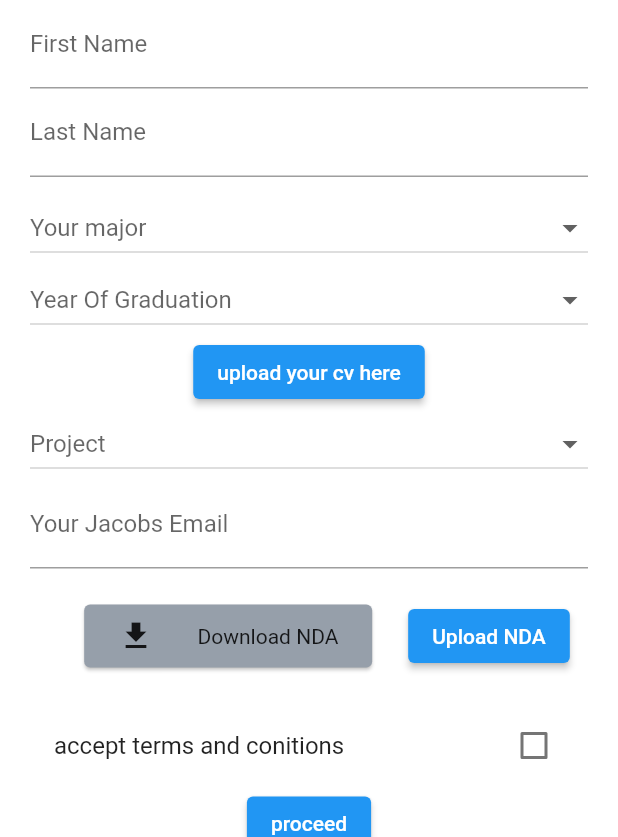
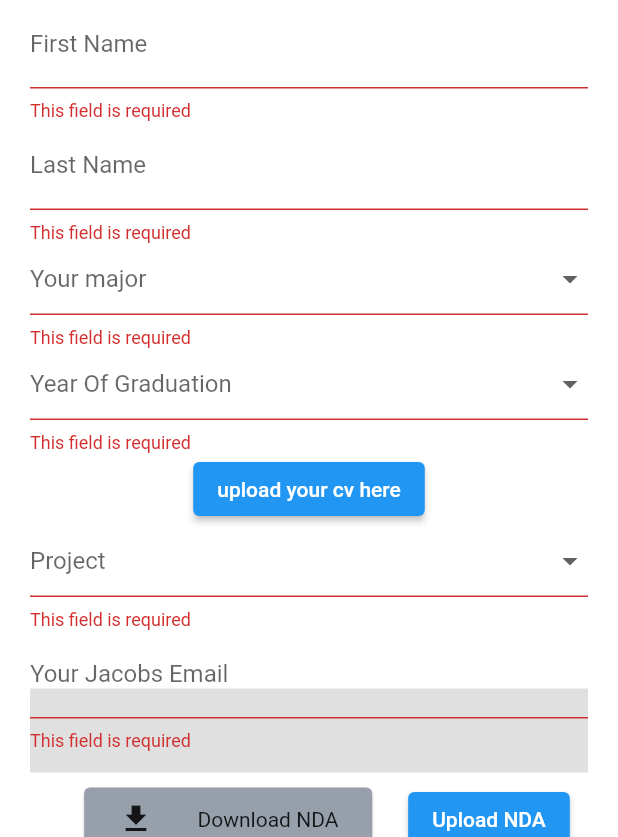
Before and after one commit to tejchu/fintech-registration-app, a Flutter app: the screen it shows after launch, after a tap on "proceed", on a phone screen of 412 x 824 dp, the part 399-1236 px from its top. Run offline on Flutter 3.47's test engine with Material 2 defaults, Android fonts, the light colour scheme and no system bars; missing offline and left inert: universal_html.

Commit message:
validation of fields

```diff
--- a/lib/components/customizable_dropdown_menu.dart
+++ b/lib/components/customizable_dropdown_menu.dart
@@ -1,4 +1,3 @@
-import 'package:fintech_registration_app/models/majors.dart';
 import 'package:flutter/material.dart';
 
 class CustomizableDropdownButton extends StatefulWidget {
@@ -29,7 +28,15 @@ class _CustomizableDropdownButtonState
 
   @override
   Widget build(BuildContext context) {
-    return DropdownButton(
+    return DropdownButtonFormField(
+      autovalidateMode: AutovalidateMode.onUserInteraction,
+      validator: (value) {
+        if (value == widget.initialValue || value == null ) {
+          return "This field is required";
+        } else {
+          return null;
+        }
+      },
       isExpanded: true,
       items: List.generate(
         widget.list.length,
@@ -38,12 +45,13 @@ class _CustomizableDropdownButtonState
           child: Text(widget.list[index]),
         ),
       ),
-      hint: Text((valueChanged) ? selectedMajor : widget.initialValue),
+      hint: (valueChanged) ? null : Text(widget.initialValue),
+      value: (valueChanged) ? selectedMajor : null,
       onChanged: (String? selection) {
         setState(() {
           valueChanged = true;
           selectedMajor = selection!;
-          print(selectedMajor);
+          // print(selectedMajor);
         });
       },
     );
--- a/lib/components/customizable_text_field.dart
+++ b/lib/components/customizable_text_field.dart
@@ -4,17 +4,28 @@ class CustomizableTextField extends StatelessWidget {
   final String? initialValue;
   final String labelText;
   late TextEditingController controller;
+  final String? Function(String?)? validator;
+  final void Function()? onEditingComplete;
+  final AutovalidateMode autovalidateMode;
 
   CustomizableTextField(
-      {Key? key, this.initialValue, required this.labelText, required this.controller})
+      {Key? key,
+      this.initialValue,
+      required this.labelText,
+      required this.controller,
+      required this.validator, required this.onEditingComplete, required this.autovalidateMode})
       : super(key: key);
 
   @override
   Widget build(BuildContext context) {
     return TextFormField(
+      autovalidateMode: autovalidateMode,
+      key: key,
       controller: controller,
       initialValue: initialValue,
       textCapitalization: TextCapitalization.words,
+      validator: validator,
+      onEditingComplete: onEditingComplete,
       decoration: InputDecoration(
         labelText: labelText,
       ),
--- a/lib/main.dart
+++ b/lib/main.dart
@@ -1,4 +1,3 @@
-import 'package:fintech_registration_app/screens/landing_page.dart';
 import 'package:fintech_registration_app/screens/registration_form_page.dart';
 import 'package:flutter/material.dart';
 
@@ -12,7 +11,7 @@ class MyApp extends StatelessWidget {
   // This widget is the root of your application.
   @override
   Widget build(BuildContext context) {
-    return const MaterialApp(
+    return MaterialApp(
       debugShowCheckedModeBanner: false,
       title: 'Registration: FinTech',
       home: RegistrationFormPage(),
--- a/lib/screens/registration_form_page.dart
+++ b/lib/screens/registration_form_page.dart
@@ -1,12 +1,9 @@
-import 'dart:ui';
-
-import 'package:fintech_registration_app/components/customizable_dropdown_menu.dart';
 import 'package:fintech_registration_app/components/customizable_text_field.dart';
-import 'package:fintech_registration_app/models/majors.dart';
-import 'package:fintech_registration_app/models/projects.dart';
 import 'package:fintech_registration_app/screens/landing_page.dart';
 import 'package:flutter/material.dart';
-
+import '../components/customizable_dropdown_menu.dart';
+import '../models/majors.dart';
+import '../models/projects.dart';
 import '../models/years.dart';
 import '../services/download_service.dart';
 
@@ -23,6 +20,8 @@ class _RegistrationFormPageState extends State<RegistrationFormPage> {
   TextEditingController email = TextEditingController();
   final Major = GlobalKey();
   bool? myValue = false;
+  final GlobalKey<FormState> _formFieldKey = GlobalKey<FormState>();
+  ValueKey<bool> checkKey = ValueKey(false);
 
   @override
   Widget build(BuildContext context) {
@@ -44,20 +43,36 @@ class _RegistrationFormPageState extends State<RegistrationFormPage> {
                 width: 200,
               ),
               Form(
+                key: _formFieldKey,
                 child: Column(
                   children: [
                     CustomizableTextField(
-                      key: const Key('FirstName'),
                       labelText: 'First Name',
                       controller: firstName,
+                      onEditingComplete: () {
+                        //formFieldKey.currentState!.validate();
+                      },
+                      validator: (value) {
+                        if (value == null || value.isEmpty) {
+                          return "This field is required";
+                        }
+                        return null;
+                      },
+                      autovalidateMode: AutovalidateMode.onUserInteraction,
                     ),
                     CustomizableTextField(
-                      key: const Key('LastName'),
                       labelText: 'Last Name',
                       controller: lastName,
-                    ),
-                    const SizedBox(
-                      height: 10,
+                      onEditingComplete: () {
+                        //formFieldKey.currentState!.validate();
+                      },
+                      validator: (value) {
+                        if (value == null || value.isEmpty) {
+                          return "This field is required";
+                        }
+                        return null;
+                      },
+                      autovalidateMode: AutovalidateMode.onUserInteraction,
                     ),
                     CustomizableDropdownButton(
                       list: majors,
@@ -76,9 +91,21 @@ class _RegistrationFormPageState extends State<RegistrationFormPage> {
                       initialValue: 'Project',
                     ),
                     CustomizableTextField(
-                      key: const Key('Email'),
                       labelText: 'Your Jacobs Email',
                       controller: email,
+                      onEditingComplete: () {
+                       // formFieldKey.currentState!.validate();
+                      },
+                      validator: (value) {
+                        if (value == null || value.isEmpty) {
+                          return "This field is required";
+                        } else if (!value.endsWith('@jacobs-university.de')) {
+                          return "Please enter a valid Jacobs University email address";
+                        } else {
+                          return null;
+                        }
+                      },
+                      autovalidateMode: AutovalidateMode.onUserInteraction,
                     ),
                     Row(
                       mainAxisAlignment: MainAxisAlignment.center,
@@ -117,8 +144,10 @@ class _RegistrationFormPageState extends State<RegistrationFormPage> {
                       ],
                     ),
                     CheckboxListTile(
-                      title: Text('accept terms and conitions'),
+                      title: Text('accept terms and conitions',style: TextStyle(color: (myValue!)?myColor:Colors.redAccent),),
                       value: myValue,
+                      activeColor: myColor,
+                      tileColor: Colors.black12,
                       onChanged: (bool? value) {
                         setState(() {
                           myValue = value;
@@ -127,12 +156,16 @@ class _RegistrationFormPageState extends State<RegistrationFormPage> {
                     ),
                     ElevatedButton(
                       onPressed: () {
-                        print(firstName.text);
-                        print(lastName.text);
-                        print(email.text);
+                        if (_formFieldKey.currentState!.validate() && myValue!) {
+                          Navigator.of(context).push(
+                            MaterialPageRoute(
+                              builder: (context) => const LandingPage(),
+                            ),
+                          );
+                        }
                       },
                       child: Text('proceed'),
-                    )
+                    ),
                   ],
                 ),
               ),
```
